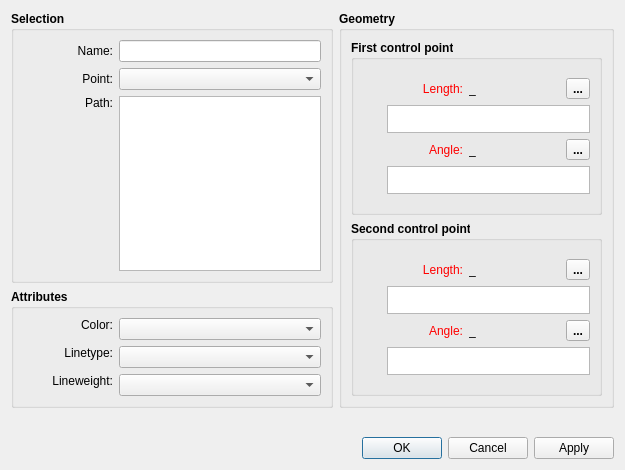
Qt form src/libs/vtools/dialogs/tools/dialogsplinepath.ui (FashionFreedom/Seamly2D) before a commit.
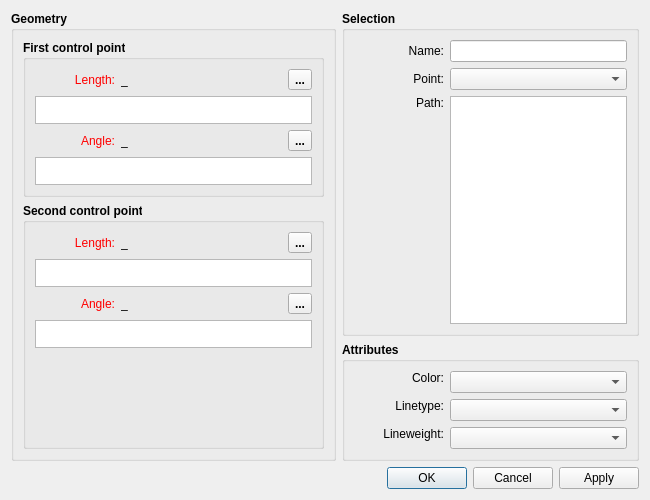
The same form after that commit. Icons and pictures are not drawn. Custom widgets are drawn as their Qt base class.

Patch:
```diff
--- a/src/libs/vtools/dialogs/tools/dialogsplinepath.ui
+++ b/src/libs/vtools/dialogs/tools/dialogsplinepath.ui
@@ -6,14 +6,14 @@
    <rect>
     <x>0</x>
     <y>0</y>
-    <width>625</width>
-    <height>470</height>
+    <width>650</width>
+    <height>500</height>
    </rect>
   </property>
   <property name="minimumSize">
    <size>
-    <width>540</width>
-    <height>470</height>
+    <width>650</width>
+    <height>500</height>
    </size>
   </property>
   <property name="windowTitle">
@@ -26,381 +26,12 @@
   <property name="locale">
    <locale language="English" country="UnitedStates"/>
   </property>
-  <layout class="QVBoxLayout" name="verticalLayout_9">
-   <item>
-    <layout class="QHBoxLayout" name="horizontalLayout_5">
-     <item>
-      <layout class="QVBoxLayout" name="verticalLayout_4">
-       <item>
-        <widget class="QGroupBox" name="selection_GroupBox">
-         <property name="sizePolicy">
-          <sizepolicy hsizetype="Expanding" vsizetype="Preferred">
-           <horstretch>0</horstretch>
-           <verstretch>0</verstretch>
-          </sizepolicy>
-         </property>
-         <property name="minimumSize">
-          <size>
-           <width>0</width>
-           <height>0</height>
-          </size>
-         </property>
-         <property name="font">
-          <font>
-           <pointsize>9</pointsize>
-           <bold>true</bold>
-          </font>
-         </property>
-         <property name="title">
-          <string>Selection</string>
-         </property>
-         <layout class="QVBoxLayout" name="verticalLayout_8">
-          <item>
-           <layout class="QFormLayout" name="formLayout">
-            <property name="labelAlignment">
-             <set>Qt::AlignRight|Qt::AlignTrailing|Qt::AlignVCenter</set>
-            </property>
-            <item row="0" column="0">
-             <widget class="QLabel" name="labelName">
-              <property name="minimumSize">
-               <size>
-                <width>90</width>
-                <height>0</height>
-               </size>
-              </property>
-              <property name="font">
-               <font>
-                <pointsize>9</pointsize>
-                <bold>false</bold>
-               </font>
-              </property>
-              <property name="text">
-               <string>Name:</string>
-              </property>
-              <property name="alignment">
-               <set>Qt::AlignRight|Qt::AlignTrailing|Qt::AlignVCenter</set>
-              </property>
-             </widget>
-            </item>
-            <item row="0" column="1">
-             <widget class="QLineEdit" name="lineEditSplPathName">
-              <property name="sizePolicy">
-               <sizepolicy hsizetype="Preferred" vsizetype="Fixed">
-                <horstretch>0</horstretch>
-                <verstretch>0</verstretch>
-               </sizepolicy>
-              </property>
-              <property name="minimumSize">
-               <size>
-                <width>60</width>
-                <height>0</height>
-               </size>
-              </property>
-              <property name="font">
-               <font>
-                <pointsize>9</pointsize>
-                <bold>false</bold>
-               </font>
-              </property>
-              <property name="readOnly">
+  <property name="modal">
                <bool>true</bool>
-              </property>
-             </widget>
-            </item>
-            <item row="1" column="0">
-             <widget class="QLabel" name="labelPoint">
-              <property name="minimumSize">
-               <size>
-                <width>90</width>
-                <height>0</height>
-               </size>
-              </property>
-              <property name="font">
-               <font>
-                <pointsize>9</pointsize>
-                <bold>false</bold>
-               </font>
-              </property>
-              <property name="text">
-               <string>Point:</string>
-              </property>
-              <property name="alignment">
-               <set>Qt::AlignRight|Qt::AlignTrailing|Qt::AlignVCenter</set>
-              </property>
-             </widget>
-            </item>
-            <item row="1" column="1">
-             <widget class="QComboBox" name="comboBoxPoint">
-              <property name="sizePolicy">
-               <sizepolicy hsizetype="Preferred" vsizetype="Fixed">
-                <horstretch>0</horstretch>
-                <verstretch>0</verstretch>
-               </sizepolicy>
-              </property>
-              <property name="minimumSize">
-               <size>
-                <width>60</width>
-                <height>0</height>
-               </size>
-              </property>
-              <property name="font">
-               <font>
-                <pointsize>9</pointsize>
-                <bold>false</bold>
-               </font>
-              </property>
-             </widget>
-            </item>
-            <item row="2" column="0">
-             <widget class="QLabel" name="label">
-              <property name="minimumSize">
-               <size>
-                <width>90</width>
-                <height>0</height>
-               </size>
-              </property>
-              <property name="font">
-               <font>
-                <pointsize>9</pointsize>
-                <bold>false</bold>
-               </font>
-              </property>
-              <property name="text">
-               <string>Path:</string>
-              </property>
-              <property name="alignment">
-               <set>Qt::AlignRight|Qt::AlignTop|Qt::AlignTrailing</set>
-              </property>
-             </widget>
-            </item>
-            <item row="2" column="1">
-             <widget class="QListWidget" name="listWidget">
-              <property name="sizePolicy">
-               <sizepolicy hsizetype="Preferred" vsizetype="Expanding">
-                <horstretch>0</horstretch>
-                <verstretch>0</verstretch>
-               </sizepolicy>
-              </property>
-              <property name="minimumSize">
-               <size>
-                <width>60</width>
-                <height>0</height>
-               </size>
-              </property>
-              <property name="toolTip">
-               <string>List of points</string>
-              </property>
-             </widget>
-            </item>
-           </layout>
-          </item>
-         </layout>
-        </widget>
-       </item>
-       <item>
-        <widget class="QGroupBox" name="attributes_GroupBox">
-         <property name="minimumSize">
-          <size>
-           <width>240</width>
-           <height>0</height>
-          </size>
-         </property>
-         <property name="font">
-          <font>
-           <pointsize>9</pointsize>
-           <bold>true</bold>
-          </font>
-         </property>
-         <property name="title">
-          <string>Attributes</string>
          </property>
          <layout class="QVBoxLayout" name="verticalLayout_5">
           <item>
-           <layout class="QFormLayout" name="formLayout_3">
-            <property name="labelAlignment">
-             <set>Qt::AlignRight|Qt::AlignTrailing|Qt::AlignVCenter</set>
-            </property>
-            <item row="1" column="0">
-             <widget class="QLabel" name="lineType_Label">
-              <property name="sizePolicy">
-               <sizepolicy hsizetype="MinimumExpanding" vsizetype="Fixed">
-                <horstretch>0</horstretch>
-                <verstretch>0</verstretch>
-               </sizepolicy>
-              </property>
-              <property name="minimumSize">
-               <size>
-                <width>90</width>
-                <height>0</height>
-               </size>
-              </property>
-              <property name="maximumSize">
-               <size>
-                <width>16777215</width>
-                <height>16777215</height>
-               </size>
-              </property>
-              <property name="font">
-               <font>
-                <pointsize>9</pointsize>
-                <bold>false</bold>
-               </font>
-              </property>
-              <property name="text">
-               <string>Linetype:</string>
-              </property>
-              <property name="alignment">
-               <set>Qt::AlignRight|Qt::AlignTrailing|Qt::AlignVCenter</set>
-              </property>
-             </widget>
-            </item>
-            <item row="1" column="1">
-             <widget class="LineTypeComboBox" name="lineType_ComboBox">
-              <property name="sizePolicy">
-               <sizepolicy hsizetype="Preferred" vsizetype="Fixed">
-                <horstretch>0</horstretch>
-                <verstretch>0</verstretch>
-               </sizepolicy>
-              </property>
-              <property name="minimumSize">
-               <size>
-                <width>60</width>
-                <height>0</height>
-               </size>
-              </property>
-              <property name="maximumSize">
-               <size>
-                <width>16777215</width>
-                <height>16777215</height>
-               </size>
-              </property>
-              <property name="font">
-               <font>
-                <pointsize>9</pointsize>
-                <bold>false</bold>
-               </font>
-              </property>
-             </widget>
-            </item>
-            <item row="2" column="0">
-             <widget class="QLabel" name="lineWeight_Label">
-              <property name="sizePolicy">
-               <sizepolicy hsizetype="MinimumExpanding" vsizetype="Fixed">
-                <horstretch>0</horstretch>
-                <verstretch>0</verstretch>
-               </sizepolicy>
-              </property>
-              <property name="minimumSize">
-               <size>
-                <width>90</width>
-                <height>0</height>
-               </size>
-              </property>
-              <property name="maximumSize">
-               <size>
-                <width>16777215</width>
-                <height>16777215</height>
-               </size>
-              </property>
-              <property name="font">
-               <font>
-                <pointsize>9</pointsize>
-                <bold>false</bold>
-               </font>
-              </property>
-              <property name="text">
-               <string>Lineweight:</string>
-              </property>
-              <property name="alignment">
-               <set>Qt::AlignRight|Qt::AlignTrailing|Qt::AlignVCenter</set>
-              </property>
-             </widget>
-            </item>
-            <item row="2" column="1">
-             <widget class="LineWeightComboBox" name="lineWeight_ComboBox">
-              <property name="sizePolicy">
-               <sizepolicy hsizetype="Preferred" vsizetype="Fixed">
-                <horstretch>0</horstretch>
-                <verstretch>0</verstretch>
-               </sizepolicy>
-              </property>
-              <property name="minimumSize">
-               <size>
-                <width>60</width>
-                <height>0</height>
-               </size>
-              </property>
-              <property name="font">
-               <font>
-                <pointsize>9</pointsize>
-                <bold>false</bold>
-               </font>
-              </property>
-             </widget>
-            </item>
-            <item row="0" column="0">
-             <widget class="QLabel" name="lineColor_Label">
-              <property name="sizePolicy">
-               <sizepolicy hsizetype="MinimumExpanding" vsizetype="Fixed">
-                <horstretch>0</horstretch>
-                <verstretch>0</verstretch>
-               </sizepolicy>
-              </property>
-              <property name="minimumSize">
-               <size>
-                <width>90</width>
-                <height>0</height>
-               </size>
-              </property>
-              <property name="maximumSize">
-               <size>
-                <width>16777215</width>
-                <height>16777215</height>
-               </size>
-              </property>
-              <property name="font">
-               <font>
-                <pointsize>9</pointsize>
-                <bold>false</bold>
-               </font>
-              </property>
-              <property name="text">
-               <string>Color:</string>
-              </property>
-              <property name="alignment">
-               <set>Qt::AlignRight|Qt::AlignTrailing|Qt::AlignVCenter</set>
-              </property>
-             </widget>
-            </item>
-            <item row="0" column="1">
-             <widget class="ColorComboBox" name="lineColor_ComboBox">
-              <property name="sizePolicy">
-               <sizepolicy hsizetype="Preferred" vsizetype="Fixed">
-                <horstretch>0</horstretch>
-                <verstretch>0</verstretch>
-               </sizepolicy>
-              </property>
-              <property name="minimumSize">
-               <size>
-                <width>60</width>
-                <height>0</height>
-               </size>
-              </property>
-              <property name="font">
-               <font>
-                <pointsize>9</pointsize>
-                <bold>false</bold>
-               </font>
-              </property>
-             </widget>
-            </item>
-           </layout>
-          </item>
-         </layout>
-        </widget>
-       </item>
-      </layout>
-     </item>
+    <layout class="QHBoxLayout" name="horizontalLayout">
      <item>
       <widget class="QGroupBox" name="geometry_GroupBox">
        <property name="sizePolicy">
@@ -411,7 +42,7 @@
        </property>
        <property name="minimumSize">
         <size>
-         <width>250</width>
+         <width>325</width>
          <height>0</height>
         </size>
        </property>
@@ -438,8 +69,6 @@
           </property>
           <layout class="QVBoxLayout" name="verticalLayout_3">
            <item>
-            <layout class="QVBoxLayout" name="verticalLayout_6">
-             <item>
               <layout class="QHBoxLayout" name="horizontalLayout_2">
                <item alignment="Qt::AlignLeft">
                 <widget class="QLabel" name="labelEditLength1">
@@ -451,7 +80,7 @@
                  </property>
                  <property name="minimumSize">
                   <size>
-                   <width>100</width>
+                 <width>80</width>
                    <height>0</height>
                   </size>
                  </property>
@@ -516,7 +145,7 @@
                  </property>
                  <property name="minimumSize">
                   <size>
-                   <width>70</width>
+                 <width>80</width>
                    <height>0</height>
                   </size>
                  </property>
@@ -570,44 +199,7 @@
               </layout>
              </item>
              <item>
-              <layout class="QHBoxLayout" name="horizontalLayout_6">
-               <item>
-                <widget class="QPushButton" name="pushButtonGrowLength1">
-                 <property name="maximumSize">
-                  <size>
-                   <width>18</width>
-                   <height>18</height>
-                  </size>
-                 </property>
-                 <property name="sizeIncrement">
-                  <size>
-                   <width>0</width>
-                   <height>0</height>
-                  </size>
-                 </property>
-                 <property name="toolTip">
-                  <string>&lt;html&gt;&lt;head/&gt;&lt;body&gt;&lt;p&gt;Show full calculation in message box&lt;/p&gt;&lt;/body&gt;&lt;/html&gt;</string>
-                 </property>
-                 <property name="text">
-                  <string notr="true"/>
-                 </property>
-                 <property name="icon">
-                  <iconset theme="go-down">
-                   <normaloff>.</normaloff>.</iconset>
-                 </property>
-                 <property name="iconSize">
-                  <size>
-                   <width>16</width>
-                   <height>16</height>
-                  </size>
-                 </property>
-                 <property name="flat">
-                  <bool>true</bool>
-                 </property>
-                </widget>
-               </item>
-               <item>
-                <widget class="QPlainTextEdit" name="plainTextEditLength1F">
+            <widget class="ExpandingTextEdit" name="plainTextEditLength1F">
                  <property name="sizePolicy">
                   <sizepolicy hsizetype="Expanding" vsizetype="Preferred">
                    <horstretch>0</horstretch>
@@ -633,8 +225,6 @@
                   <bool>true</bool>
                  </property>
                 </widget>
-               </item>
-              </layout>
              </item>
              <item>
               <layout class="QHBoxLayout" name="horizontalLayout_4">
@@ -648,7 +238,7 @@
                  </property>
                  <property name="minimumSize">
                   <size>
-                   <width>100</width>
+                 <width>80</width>
                    <height>0</height>
                   </size>
                  </property>
@@ -713,7 +303,7 @@
                  </property>
                  <property name="minimumSize">
                   <size>
-                   <width>70</width>
+                 <width>80</width>
                    <height>0</height>
                   </size>
                  </property>
@@ -767,44 +357,7 @@
               </layout>
              </item>
              <item>
-              <layout class="QHBoxLayout" name="horizontalLayout_7">
-               <item>
-                <widget class="QPushButton" name="pushButtonGrowAngle1">
-                 <property name="maximumSize">
-                  <size>
-                   <width>18</width>
-                   <height>18</height>
-                  </size>
-                 </property>
-                 <property name="sizeIncrement">
-                  <size>
-                   <width>0</width>
-                   <height>0</height>
-                  </size>
-                 </property>
-                 <property name="toolTip">
-                  <string>&lt;html&gt;&lt;head/&gt;&lt;body&gt;&lt;p&gt;Show full calculation in message box&lt;/p&gt;&lt;/body&gt;&lt;/html&gt;</string>
-                 </property>
-                 <property name="text">
-                  <string notr="true"/>
-                 </property>
-                 <property name="icon">
-                  <iconset theme="go-down">
-                   <normaloff>.</normaloff>.</iconset>
-                 </property>
-                 <property name="iconSize">
-                  <size>
-                   <width>16</width>
-                   <height>16</height>
-                  </size>
-                 </property>
-                 <property name="flat">
-                  <bool>true</bool>
-                 </property>
-                </widget>
-               </item>
-               <item>
-                <widget class="QPlainTextEdit" name="plainTextEditAngle1F">
+            <widget class="ExpandingTextEdit" name="plainTextEditAngle1F">
                  <property name="sizePolicy">
                   <sizepolicy hsizetype="Expanding" vsizetype="Preferred">
                    <horstretch>0</horstretch>
@@ -830,10 +383,6 @@
                   <bool>true</bool>
                  </property>
                 </widget>
-               </item>
-              </layout>
-             </item>
-            </layout>
            </item>
           </layout>
          </widget>
@@ -851,8 +400,6 @@
           </property>
           <layout class="QVBoxLayout" name="verticalLayout_2">
            <item>
-            <layout class="QVBoxLayout" name="verticalLayout_7">
-             <item>
               <layout class="QHBoxLayout" name="horizontalLayout_8">
                <item alignment="Qt::AlignLeft">
                 <widget class="QLabel" name="labelEditLength2">
@@ -864,7 +411,7 @@
                  </property>
                  <property name="minimumSize">
                   <size>
-                   <width>100</width>
+                 <width>80</width>
                    <height>0</height>
                   </size>
                  </property>
@@ -929,7 +476,7 @@
                  </property>
                  <property name="minimumSize">
                   <size>
-                   <width>70</width>
+                 <width>80</width>
                    <height>0</height>
                   </size>
                  </property>
@@ -983,44 +530,7 @@
               </layout>
              </item>
              <item>
-              <layout class="QHBoxLayout" name="horizontalLayout_9">
-               <item>
-                <widget class="QPushButton" name="pushButtonGrowLength2">
-                 <property name="maximumSize">
-                  <size>
-                   <width>18</width>
-                   <height>18</height>
-                  </size>
-                 </property>
-                 <property name="sizeIncrement">
-                  <size>
-                   <width>0</width>
-                   <height>0</height>
-                  </size>
-                 </property>
-                 <property name="toolTip">
-                  <string>&lt;html&gt;&lt;head/&gt;&lt;body&gt;&lt;p&gt;Show full calculation in message box&lt;/p&gt;&lt;/body&gt;&lt;/html&gt;</string>
-                 </property>
-                 <property name="text">
-                  <string notr="true"/>
-                 </property>
-                 <property name="icon">
-                  <iconset theme="go-down">
-                   <normaloff>.</normaloff>.</iconset>
-                 </property>
-                 <property name="iconSize">
-                  <size>
-                   <width>16</width>
-                   <height>16</height>
-                  </size>
-                 </property>
-                 <property name="flat">
-                  <bool>true</bool>
-                 </property>
-                </widget>
-               </item>
-               <item>
-                <widget class="QPlainTextEdit" name="plainTextEditLength2F">
+            <widget class="ExpandingTextEdit" name="plainTextEditLength2F">
                  <property name="sizePolicy">
                   <sizepolicy hsizetype="Expanding" vsizetype="Preferred">
                    <horstretch>0</horstretch>
@@ -1046,8 +556,6 @@
                   <bool>true</bool>
                  </property>
                 </widget>
-               </item>
-              </layout>
              </item>
              <item>
               <layout class="QHBoxLayout" name="horizontalLayout_11">
@@ -1061,7 +569,7 @@
                  </property>
                  <property name="minimumSize">
                   <size>
-                   <width>100</width>
+                 <width>80</width>
                    <height>0</height>
                   </size>
                  </property>
@@ -1126,7 +634,7 @@
                  </property>
                  <property name="minimumSize">
                   <size>
-                   <width>70</width>
+                 <width>80</width>
                    <height>0</height>
                   </size>
                  </property>
@@ -1180,44 +688,7 @@
               </layout>
              </item>
              <item>
-              <layout class="QHBoxLayout" name="horizontalLayout_12">
-               <item>
-                <widget class="QPushButton" name="pushButtonGrowAngle2">
-                 <property name="maximumSize">
-                  <size>
-                   <width>18</width>
-                   <height>18</height>
-                  </size>
-                 </property>
-                 <property name="sizeIncrement">
-                  <size>
-                   <width>0</width>
-                   <height>0</height>
-                  </size>
-                 </property>
-                 <property name="toolTip">
-                  <string>&lt;html&gt;&lt;head/&gt;&lt;body&gt;&lt;p&gt;Show full calculation in message box&lt;/p&gt;&lt;/body&gt;&lt;/html&gt;</string>
-                 </property>
-                 <property name="text">
-                  <string notr="true"/>
-                 </property>
-                 <property name="icon">
-                  <iconset theme="go-down">
-                   <normaloff>.</normaloff>.</iconset>
-                 </property>
-                 <property name="iconSize">
-                  <size>
-                   <width>16</width>
-                   <height>16</height>
-                  </size>
-                 </property>
-                 <property name="flat">
-                  <bool>true</bool>
-                 </property>
-                </widget>
-               </item>
-               <item>
-                <widget class="QPlainTextEdit" name="plainTextEditAngle2F">
+            <widget class="ExpandingTextEdit" name="plainTextEditAngle2F">
                  <property name="sizePolicy">
                   <sizepolicy hsizetype="Expanding" vsizetype="Preferred">
                    <horstretch>0</horstretch>
@@ -1243,18 +714,6 @@
                   <bool>true</bool>
                  </property>
                 </widget>
-               </item>
-              </layout>
-             </item>
-            </layout>
-           </item>
-          </layout>
-         </widget>
-        </item>
-       </layout>
-      </widget>
-     </item>
-    </layout>
    </item>
    <item>
     <spacer name="verticalSpacer">
@@ -1269,6 +728,381 @@
      </property>
     </spacer>
    </item>
+          </layout>
+         </widget>
+        </item>
+       </layout>
+      </widget>
+     </item>
+     <item>
+      <layout class="QVBoxLayout" name="verticalLayout_4">
+       <item>
+        <widget class="QGroupBox" name="selection_GroupBox">
+         <property name="sizePolicy">
+          <sizepolicy hsizetype="Preferred" vsizetype="Preferred">
+           <horstretch>0</horstretch>
+           <verstretch>0</verstretch>
+          </sizepolicy>
+         </property>
+         <property name="minimumSize">
+          <size>
+           <width>0</width>
+           <height>0</height>
+          </size>
+         </property>
+         <property name="font">
+          <font>
+           <pointsize>9</pointsize>
+           <bold>true</bold>
+          </font>
+         </property>
+         <property name="title">
+          <string>Selection</string>
+         </property>
+         <layout class="QFormLayout" name="formLayout">
+          <item row="0" column="0">
+           <widget class="QLabel" name="labelName">
+            <property name="minimumSize">
+             <size>
+              <width>90</width>
+              <height>0</height>
+             </size>
+            </property>
+            <property name="font">
+             <font>
+              <pointsize>9</pointsize>
+              <bold>false</bold>
+             </font>
+            </property>
+            <property name="text">
+             <string>Name:</string>
+            </property>
+            <property name="alignment">
+             <set>Qt::AlignRight|Qt::AlignTrailing|Qt::AlignVCenter</set>
+            </property>
+           </widget>
+          </item>
+          <item row="0" column="1">
+           <widget class="QLineEdit" name="lineEditSplPathName">
+            <property name="sizePolicy">
+             <sizepolicy hsizetype="Preferred" vsizetype="Fixed">
+              <horstretch>0</horstretch>
+              <verstretch>0</verstretch>
+             </sizepolicy>
+            </property>
+            <property name="minimumSize">
+             <size>
+              <width>60</width>
+              <height>0</height>
+             </size>
+            </property>
+            <property name="font">
+             <font>
+              <pointsize>9</pointsize>
+              <bold>false</bold>
+             </font>
+            </property>
+            <property name="focusPolicy">
+             <enum>Qt::NoFocus</enum>
+            </property>
+            <property name="readOnly">
+             <bool>true</bool>
+            </property>
+           </widget>
+          </item>
+          <item row="1" column="0">
+           <widget class="QLabel" name="labelPoint">
+            <property name="minimumSize">
+             <size>
+              <width>90</width>
+              <height>0</height>
+             </size>
+            </property>
+            <property name="font">
+             <font>
+              <pointsize>9</pointsize>
+              <bold>false</bold>
+             </font>
+            </property>
+            <property name="text">
+             <string>Point:</string>
+            </property>
+            <property name="alignment">
+             <set>Qt::AlignRight|Qt::AlignTrailing|Qt::AlignVCenter</set>
+            </property>
+           </widget>
+          </item>
+          <item row="1" column="1">
+           <widget class="QComboBox" name="comboBoxPoint">
+            <property name="sizePolicy">
+             <sizepolicy hsizetype="Preferred" vsizetype="Fixed">
+              <horstretch>0</horstretch>
+              <verstretch>0</verstretch>
+             </sizepolicy>
+            </property>
+            <property name="minimumSize">
+             <size>
+              <width>60</width>
+              <height>0</height>
+             </size>
+            </property>
+            <property name="font">
+             <font>
+              <pointsize>9</pointsize>
+              <bold>false</bold>
+             </font>
+            </property>
+           </widget>
+          </item>
+          <item row="2" column="0">
+           <widget class="QLabel" name="label">
+            <property name="minimumSize">
+             <size>
+              <width>90</width>
+              <height>0</height>
+             </size>
+            </property>
+            <property name="font">
+             <font>
+              <pointsize>9</pointsize>
+              <bold>false</bold>
+             </font>
+            </property>
+            <property name="text">
+             <string>Path:</string>
+            </property>
+            <property name="alignment">
+             <set>Qt::AlignRight|Qt::AlignTop|Qt::AlignTrailing</set>
+            </property>
+           </widget>
+          </item>
+          <item row="2" column="1">
+           <widget class="QListWidget" name="listWidget">
+            <property name="sizePolicy">
+             <sizepolicy hsizetype="Preferred" vsizetype="Expanding">
+              <horstretch>0</horstretch>
+              <verstretch>0</verstretch>
+             </sizepolicy>
+            </property>
+            <property name="minimumSize">
+             <size>
+              <width>60</width>
+              <height>0</height>
+             </size>
+            </property>
+            <property name="toolTip">
+             <string>List of points</string>
+            </property>
+           </widget>
+          </item>
+         </layout>
+        </widget>
+       </item>
+       <item>
+        <widget class="QGroupBox" name="attributes_GroupBox">
+         <property name="sizePolicy">
+          <sizepolicy hsizetype="Preferred" vsizetype="Fixed">
+           <horstretch>0</horstretch>
+           <verstretch>0</verstretch>
+          </sizepolicy>
+         </property>
+         <property name="minimumSize">
+          <size>
+           <width>0</width>
+           <height>0</height>
+          </size>
+         </property>
+         <property name="font">
+          <font>
+           <pointsize>9</pointsize>
+           <bold>true</bold>
+          </font>
+         </property>
+         <property name="title">
+          <string>Attributes</string>
+         </property>
+         <layout class="QFormLayout" name="formLayout_2">
+          <item row="0" column="0">
+           <widget class="QLabel" name="lineColor_Label">
+            <property name="sizePolicy">
+             <sizepolicy hsizetype="MinimumExpanding" vsizetype="Fixed">
+              <horstretch>0</horstretch>
+              <verstretch>0</verstretch>
+             </sizepolicy>
+            </property>
+            <property name="minimumSize">
+             <size>
+              <width>90</width>
+              <height>0</height>
+             </size>
+            </property>
+            <property name="maximumSize">
+             <size>
+              <width>16777215</width>
+              <height>16777215</height>
+             </size>
+            </property>
+            <property name="font">
+             <font>
+              <pointsize>9</pointsize>
+              <bold>false</bold>
+             </font>
+            </property>
+            <property name="text">
+             <string>Color:</string>
+            </property>
+            <property name="alignment">
+             <set>Qt::AlignRight|Qt::AlignTrailing|Qt::AlignVCenter</set>
+            </property>
+           </widget>
+          </item>
+          <item row="0" column="1">
+           <widget class="ColorComboBox" name="lineColor_ComboBox">
+            <property name="sizePolicy">
+             <sizepolicy hsizetype="Preferred" vsizetype="Fixed">
+              <horstretch>0</horstretch>
+              <verstretch>0</verstretch>
+             </sizepolicy>
+            </property>
+            <property name="minimumSize">
+             <size>
+              <width>60</width>
+              <height>0</height>
+             </size>
+            </property>
+            <property name="font">
+             <font>
+              <pointsize>9</pointsize>
+              <bold>false</bold>
+             </font>
+            </property>
+           </widget>
+          </item>
+          <item row="1" column="0">
+           <widget class="QLabel" name="lineType_Label">
+            <property name="sizePolicy">
+             <sizepolicy hsizetype="MinimumExpanding" vsizetype="Fixed">
+              <horstretch>0</horstretch>
+              <verstretch>0</verstretch>
+             </sizepolicy>
+            </property>
+            <property name="minimumSize">
+             <size>
+              <width>90</width>
+              <height>0</height>
+             </size>
+            </property>
+            <property name="maximumSize">
+             <size>
+              <width>16777215</width>
+              <height>16777215</height>
+             </size>
+            </property>
+            <property name="font">
+             <font>
+              <pointsize>9</pointsize>
+              <bold>false</bold>
+             </font>
+            </property>
+            <property name="text">
+             <string>Linetype:</string>
+            </property>
+            <property name="alignment">
+             <set>Qt::AlignRight|Qt::AlignTrailing|Qt::AlignVCenter</set>
+            </property>
+           </widget>
+          </item>
+          <item row="1" column="1">
+           <widget class="LineTypeComboBox" name="lineType_ComboBox">
+            <property name="sizePolicy">
+             <sizepolicy hsizetype="Preferred" vsizetype="Fixed">
+              <horstretch>0</horstretch>
+              <verstretch>0</verstretch>
+             </sizepolicy>
+            </property>
+            <property name="minimumSize">
+             <size>
+              <width>60</width>
+              <height>0</height>
+             </size>
+            </property>
+            <property name="maximumSize">
+             <size>
+              <width>16777215</width>
+              <height>16777215</height>
+             </size>
+            </property>
+            <property name="font">
+             <font>
+              <pointsize>9</pointsize>
+              <bold>false</bold>
+             </font>
+            </property>
+           </widget>
+          </item>
+          <item row="2" column="0">
+           <widget class="QLabel" name="lineWeight_Label">
+            <property name="sizePolicy">
+             <sizepolicy hsizetype="MinimumExpanding" vsizetype="Fixed">
+              <horstretch>0</horstretch>
+              <verstretch>0</verstretch>
+             </sizepolicy>
+            </property>
+            <property name="minimumSize">
+             <size>
+              <width>90</width>
+              <height>0</height>
+             </size>
+            </property>
+            <property name="maximumSize">
+             <size>
+              <width>16777215</width>
+              <height>16777215</height>
+             </size>
+            </property>
+            <property name="font">
+             <font>
+              <pointsize>9</pointsize>
+              <bold>false</bold>
+             </font>
+            </property>
+            <property name="text">
+             <string>Lineweight:</string>
+            </property>
+            <property name="alignment">
+             <set>Qt::AlignRight|Qt::AlignTrailing|Qt::AlignVCenter</set>
+            </property>
+           </widget>
+          </item>
+          <item row="2" column="1">
+           <widget class="LineWeightComboBox" name="lineWeight_ComboBox">
+            <property name="sizePolicy">
+             <sizepolicy hsizetype="Preferred" vsizetype="Fixed">
+              <horstretch>0</horstretch>
+              <verstretch>0</verstretch>
+             </sizepolicy>
+            </property>
+            <property name="minimumSize">
+             <size>
+              <width>60</width>
+              <height>0</height>
+             </size>
+            </property>
+            <property name="font">
+             <font>
+              <pointsize>9</pointsize>
+              <bold>false</bold>
+             </font>
+            </property>
+           </widget>
+          </item>
+         </layout>
+        </widget>
+       </item>
+      </layout>
+     </item>
+    </layout>
+   </item>
    <item>
     <widget class="QDialogButtonBox" name="buttonBox">
      <property name="orientation">
@@ -1297,6 +1131,11 @@
    <extends>QComboBox</extends>
    <header location="global">lineweight_combobox.h</header>
   </customwidget>
+  <customwidget>
+   <class>ExpandingTextEdit</class>
+   <extends>QPlainTextEdit</extends>
+   <header>expandingtextedit.h</header>
+  </customwidget>
  </customwidgets>
  <tabstops>
   <tabstop>buttonBox</tabstop>
```
Left out of the diff: 15 changed lines with no effect on the pictures. Lines whose indentation alone changed are shown as unchanged.
